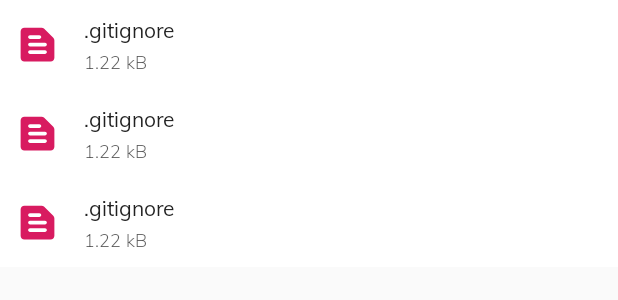
After one commit to pushpalroy/GitSurf, an Android app: the layout fragment_files.xml on its own in the app's theme, with its tools: preview values and no code run, on a phone screen of 412 x 824 dp. The commit adds this screen. Shown: the top 300 px of the screen. Run offline under Robolectric (Android 15) with nearby library versions, the phone set to English and light mode, and no system bars.

Commit message:
Add repo files module

```diff
--- a/app/src/main/java/com/gitsurfer/gitsurf/ui/main/repo/adapter/RepoViewPagerAdapter.kt
+++ b/app/src/main/java/com/gitsurfer/gitsurf/ui/main/repo/adapter/RepoViewPagerAdapter.kt
@@ -3,6 +3,7 @@ package com.gitsurfer.gitsurf.ui.main.repo.adapter
 import androidx.fragment.app.Fragment
 import androidx.viewpager2.adapter.FragmentStateAdapter
 import com.gitsurfer.gitsurf.data.network.models.response.Repo
+import com.gitsurfer.gitsurf.ui.main.repo.files.FilesFragment
 import com.gitsurfer.gitsurf.ui.main.repo.readme.ReadmeFragment
 
 class RepoViewPagerAdapter(
@@ -18,6 +19,7 @@ class RepoViewPagerAdapter(
   override fun createFragment(position: Int): Fragment {
     when (position) {
       0 -> return ReadmeFragment(repo.fullName, repo.defaultBranch)
+      1 -> return FilesFragment(repo.fullName, repo.defaultBranch, repo.owner?.login)
     }
     return ReadmeFragment(repo.fullName, repo.defaultBranch)
   }
--- a/app/src/main/java/com/gitsurfer/gitsurf/utils/DateUtil.kt
+++ b/app/src/main/java/com/gitsurfer/gitsurf/utils/DateUtil.kt
@@ -8,7 +8,8 @@ object DateUtil {
   private const val DAY_MILLIS = 24 * HOUR_MILLIS
 
   @JvmStatic
-  fun getTimeAgo(inputTime: Long): String? {
+  fun getTimeAgo(inputTime: Long?): String? {
+    inputTime?.let {
       var time = inputTime
 
       if (time < 1000000000000L) {
@@ -45,4 +46,6 @@ object DateUtil {
         }
       }
     }
+    return null
   }
+}
--- /dev/null
+++ b/app/src/main/res/drawable/ic_file.xml
@@ -0,0 +1,10 @@
+<vector xmlns:android="http://schemas.android.com/apk/res/android"
+    android:width="24dp"
+    android:height="24dp"
+    android:autoMirrored="true"
+    android:viewportWidth="24"
+    android:viewportHeight="24">
+  <path
+      android:fillColor="@color/colorAccent"
+      android:pathData="M14.17,3H5C3.9,3 3,3.9 3,5v14c0,1.1 0.9,2 2,2h14c1.1,0 2,-0.9 2,-2V9.83c0,-0.53 -0.21,-1.04 -0.59,-1.41l-4.83,-4.83C15.21,3.21 14.7,3 14.17,3L14.17,3zM8,15h8c0.55,0 1,0.45 1,1v0c0,0.55 -0.45,1 -1,1H8c-0.55,0 -1,-0.45 -1,-1v0C7,15.45 7.45,15 8,15zM8,11h8c0.55,0 1,0.45 1,1v0c0,0.55 -0.45,1 -1,1H8c-0.55,0 -1,-0.45 -1,-1v0C7,11.45 7.45,11 8,11zM8,7h5c0.55,0 1,0.45 1,1v0c0,0.55 -0.45,1 -1,1H8C7.45,9 7,8.55 7,8v0C7,7.45 7.45,7 8,7z" />
+</vector>
--- /dev/null
+++ b/app/src/main/res/layout/fragment_files.xml
@@ -0,0 +1,27 @@
+<?xml version="1.0" encoding="utf-8"?>
+<layout xmlns:android="http://schemas.android.com/apk/res/android"
+    xmlns:app="http://schemas.android.com/apk/res-auto"
+    xmlns:tools="http://schemas.android.com/tools"
+    >
+  <androidx.constraintlayout.widget.ConstraintLayout
+      android:layout_width="match_parent"
+      android:layout_height="match_parent"
+      >
+    <androidx.swiperefreshlayout.widget.SwipeRefreshLayout
+        android:id="@+id/swipe_container"
+        android:layout_width="match_parent"
+        android:layout_height="0dp"
+        app:layout_constraintEnd_toEndOf="parent"
+        app:layout_constraintStart_toStartOf="parent"
+        app:layout_constraintTop_toTopOf="parent"
+        >
+      <androidx.recyclerview.widget.RecyclerView
+          android:id="@+id/rv_files"
+          android:layout_width="match_parent"
+          android:layout_height="match_parent"
+          android:orientation="vertical"
+          tools:listitem="@layout/item_repo_file"
+          />
+    </androidx.swiperefreshlayout.widget.SwipeRefreshLayout>
+  </androidx.constraintlayout.widget.ConstraintLayout>
+</layout>
--- /dev/null
+++ b/app/src/main/res/layout/item_repo_file.xml
@@ -0,0 +1,59 @@
+<?xml version="1.0" encoding="utf-8"?>
+<layout xmlns:android="http://schemas.android.com/apk/res/android"
+    xmlns:app="http://schemas.android.com/apk/res-auto"
+    xmlns:tools="http://schemas.android.com/tools"
+    >
+
+  <androidx.constraintlayout.widget.ConstraintLayout
+      android:layout_width="match_parent"
+      android:layout_height="wrap_content"
+      android:background="@color/white"
+      android:paddingStart="@dimen/dimen_10dp"
+      android:paddingTop="@dimen/dimen_10dp"
+      android:paddingEnd="@dimen/dimen_10dp"
+      android:paddingBottom="@dimen/dimen_10dp"
+      >
+
+    <ImageView
+        android:id="@+id/iv_file_icon"
+        android:layout_width="@dimen/dimen_30dp"
+        android:layout_height="@dimen/dimen_30dp"
+        android:contentDescription="@string/con_desc_repo_icon"
+        android:src="@drawable/ic_file"
+        app:layout_constraintBottom_toBottomOf="parent"
+        app:layout_constraintStart_toStartOf="parent"
+        app:layout_constraintTop_toTopOf="parent"
+        />
+
+    <TextView
+        android:id="@+id/tv_file_name"
+        android:layout_width="@dimen/dimen_0dp"
+        android:layout_height="wrap_content"
+        android:layout_marginStart="16dp"
+        android:layout_marginBottom="3dp"
+        android:fontFamily="@font/muli_regular"
+        android:textColor="@color/textBlackDark"
+        android:textSize="14sp"
+        app:layout_constraintBottom_toTopOf="@+id/tv_file_size"
+        app:layout_constraintEnd_toEndOf="parent"
+        app:layout_constraintStart_toEndOf="@+id/iv_file_icon"
+        app:layout_constraintTop_toTopOf="parent"
+        tools:text=".gitignore"
+        />
+
+    <TextView
+        android:id="@+id/tv_file_size"
+        android:layout_width="@dimen/dimen_0dp"
+        android:layout_height="wrap_content"
+        android:fontFamily="@font/muli_light"
+        android:gravity="center_vertical"
+        android:textAppearance="?android:attr/textAppearanceSmall"
+        android:textColor="@color/textBlackMedium"
+        android:textSize="12sp"
+        app:layout_constraintBottom_toBottomOf="parent"
+        app:layout_constraintEnd_toEndOf="parent"
+        app:layout_constraintStart_toStartOf="@+id/tv_file_name"
+        tools:text="1.22 kB"
+        />
+  </androidx.constraintlayout.widget.ConstraintLayout>
+</layout>
--- a/app/src/main/res/values/strings.xml
+++ b/app/src/main/res/values/strings.xml
@@ -16,6 +16,7 @@
   <string name="feeds">Feeds</string>
   <string name="con_desc_avatar">Avatar</string>
   <string name="con_desc_feed_icon">Feed icon</string>
+  <string name="con_desc_repo_icon">Repo icon</string>
   <string name="starred">Starred</string>
   <string name="bookmarks">Bookmarks</string>
   <string name="lost_internet_message">You have lost internet connection</string>
```
Also changed, not shown: app/src/main/java/com/gitsurfer/gitsurf/data/AppRepository.kt (+10 -0 lines), app/src/main/java/com/gitsurfer/gitsurf/data/network/NetworkDataProvider.kt (+9 -0 lines), app/src/main/java/com/gitsurfer/gitsurf/data/network/api/RepoApi.kt (+9 -0 lines), app/src/main/java/com/gitsurfer/gitsurf/data/network/models/response/Feed.kt (+20 -0 lines), app/src/main/java/com/gitsurfer/gitsurf/data/network/models/response/Org.kt (deleted, +0 -12 lines), app/src/main/java/com/gitsurfer/gitsurf/data/network/models/response/Payload.kt (deleted, +0 -14 lines), app/src/main/java/com/gitsurfer/gitsurf/data/network/models/response/RepoFile.kt (added, +22 -0 lines), app/src/main/java/com/gitsurfer/gitsurf/ui/main/bookmarks/adapter/RoomFeedPagedListAdapter.kt (+27 -17 lines), app/src/main/java/com/gitsurfer/gitsurf/ui/main/feed/FeedFragment.kt (+42 -35 lines), app/src/main/java/com/gitsurfer/gitsurf/ui/main/repo/files/FilesFragment.kt (added, +61 -0 lines), app/src/main/java/com/gitsurfer/gitsurf/ui/main/repo/files/FilesViewModel.kt (added, +56 -0 lines), app/src/main/java/com/gitsurfer/gitsurf/ui/main/repo/files/adapter/FilesAdapter.kt (added, +66 -0 lines), app/src/main/res/drawable/ic_folder.xml (added, +10 -0 lines), app/src/main/res/values/dimens.xml (+9 -9 lines). Lines whose indentation alone changed are shown as unchanged.
